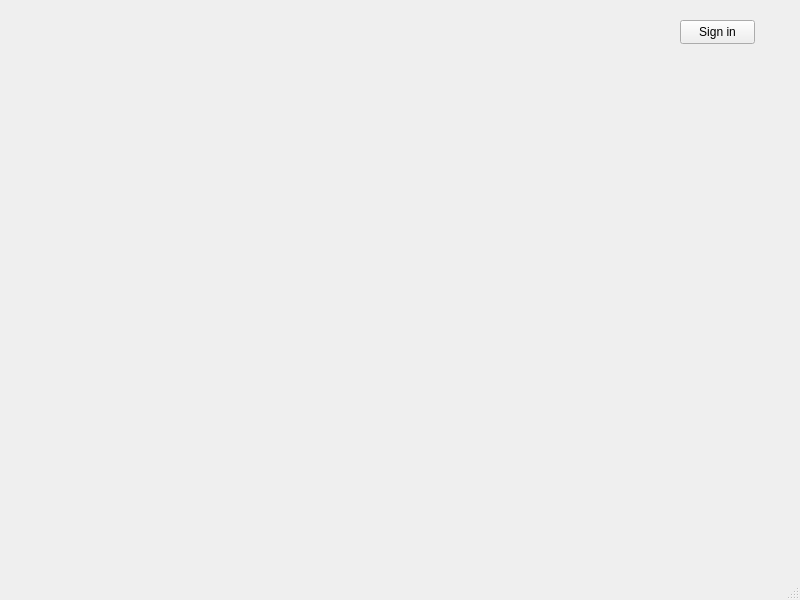
Before: the Qt Designer form mainwindow.ui in szymon27/xkomx, drawn with Qt 5.
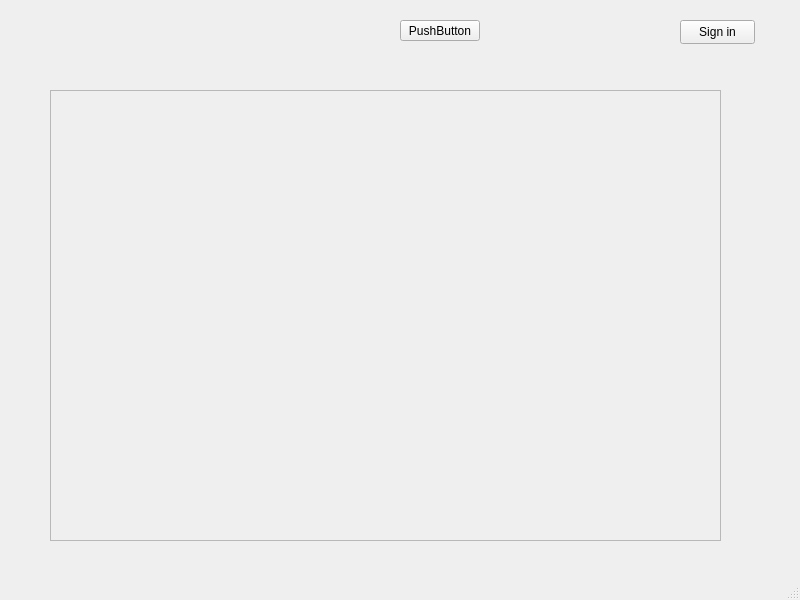
After: the same form once the commit is applied.

Diff of the .ui file:
```diff
--- a/mainwindow.ui
+++ b/mainwindow.ui
@@ -27,6 +27,53 @@
      <string>Sign in</string>
     </property>
    </widget>
+   <widget class="QScrollArea" name="scrollArea">
+    <property name="geometry">
+     <rect>
+      <x>50</x>
+      <y>90</y>
+      <width>671</width>
+      <height>451</height>
+     </rect>
+    </property>
+    <property name="widgetResizable">
+     <bool>true</bool>
+    </property>
+    <widget class="QWidget" name="scrollAreaWidgetContents">
+     <property name="geometry">
+      <rect>
+       <x>0</x>
+       <y>0</y>
+       <width>669</width>
+       <height>449</height>
+      </rect>
+     </property>
+     <widget class="QWidget" name="verticalLayoutWidget">
+      <property name="geometry">
+       <rect>
+        <x>10</x>
+        <y>10</y>
+        <width>651</width>
+        <height>431</height>
+       </rect>
+      </property>
+      <layout class="QVBoxLayout" name="vlProducts"/>
+     </widget>
+    </widget>
+   </widget>
+   <widget class="QPushButton" name="pushButton">
+    <property name="geometry">
+     <rect>
+      <x>400</x>
+      <y>20</y>
+      <width>80</width>
+      <height>21</height>
+     </rect>
+    </property>
+    <property name="text">
+     <string>PushButton</string>
+    </property>
+   </widget>
   </widget>
   <widget class="QMenuBar" name="menubar">
    <property name="geometry">
```
Left out of the diff: 2 changed lines with no effect on the pictures.
